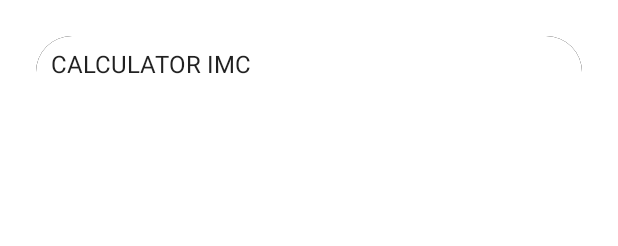
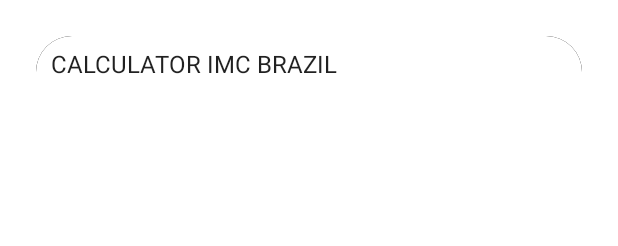
Before and after one commit to saulo-maker/calculadora-imc, an Android app built with Jetpack Compose: the @Preview function DefaultPreview, on a phone screen of 412 x 824 dp. Shown: the top 246 px of the screen. Run offline under Robolectric (Android 15) with nearby library versions, the phone set to English and light mode, and no system bars.

Commit message:
Iniciado Projeto

```diff
--- a/app/src/main/java/com/saulodev/calculadora_imc/MainActivity.kt
+++ b/app/src/main/java/com/saulodev/calculadora_imc/MainActivity.kt
@@ -48,7 +48,7 @@ fun Main(shape: Shape) {
         elevation = 10.dp
     ) {
         Column(modifier = Modifier.padding(10.dp)) {
-            Text(text = "CALCULATOR IMC")
+            Text(text = "CALCULATOR IMC BRAZIL")
         }
     }
 }
```
